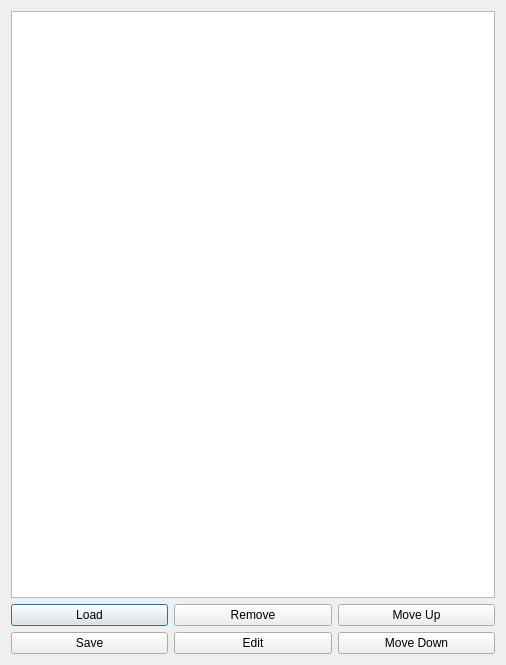
Before: the Qt Designer form dbcloadsavewindow.ui in collin80/SavvyCAN, drawn with Qt 5.
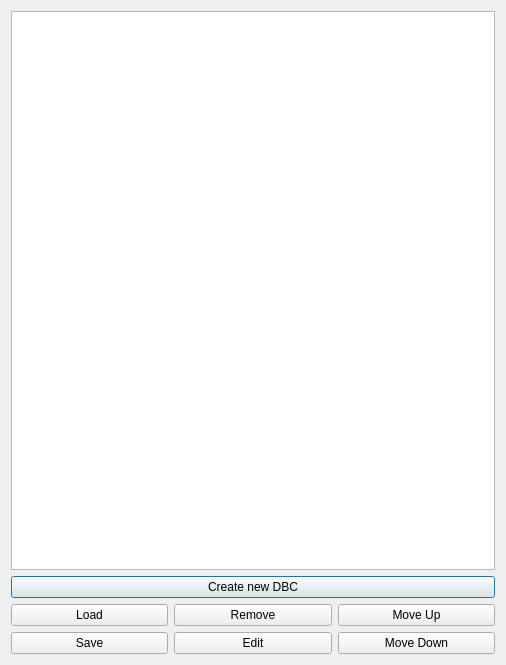
After: the same form once the commit is applied.

Commit message: Added ability to create new DBC files from the DBC file manager, hooked up ability to change associated bus for DBC files.

What changed in the file:
```diff
--- a/dbcloadsavewindow.ui
+++ b/dbcloadsavewindow.ui
@@ -17,6 +17,13 @@
    <item>
     <widget class="QTableWidget" name="tableFiles"/>
    </item>
+   <item>
+    <widget class="QPushButton" name="btnNewDBC">
+     <property name="text">
+      <string>Create new DBC</string>
+     </property>
+    </widget>
+   </item>
    <item>
     <layout class="QHBoxLayout" name="horizontalLayout">
      <item>
```
The commit also changes 4 other files.
